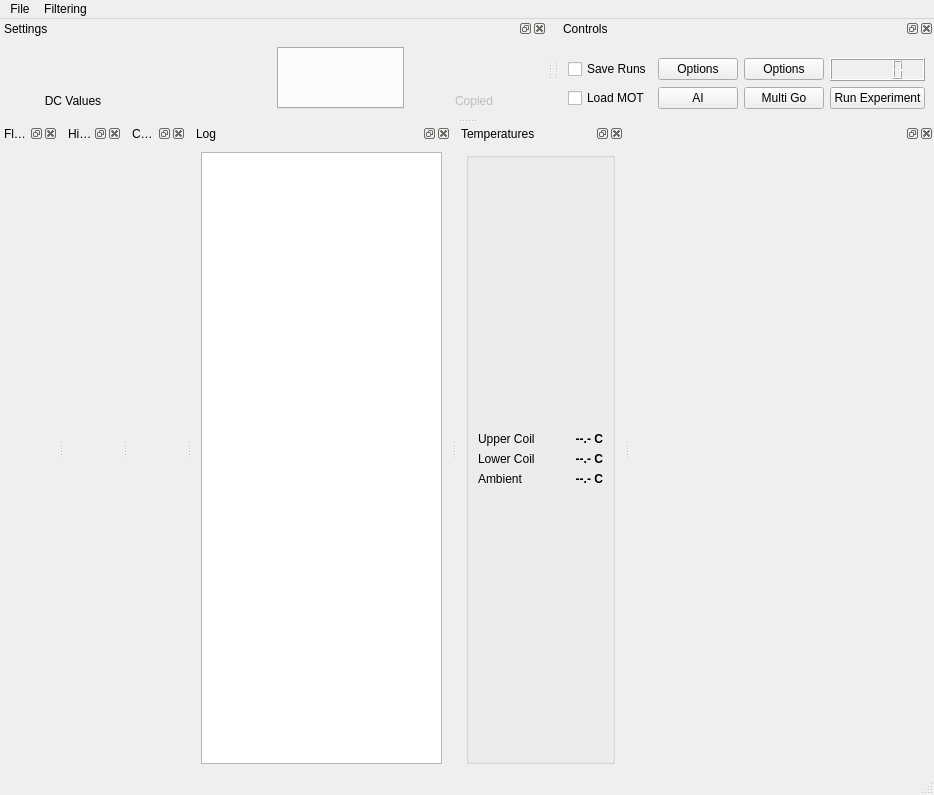
First picture: the form in gui.ui, repository hoogeroo/RbSetup2, before the edit.
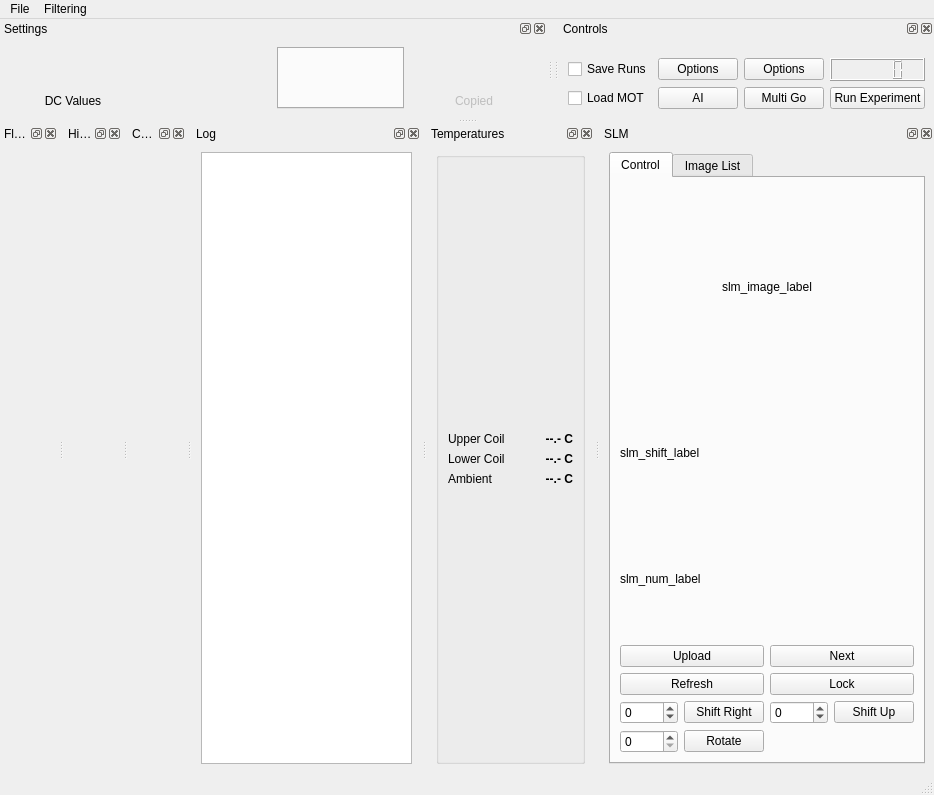
Second picture: the form after the edit. Icons and pictures are not drawn.

Commit message: Implemented SLm gui into our gui

What changed in the file:
```diff
--- a/gui.ui
+++ b/gui.ui
@@ -499,26 +499,178 @@
    </widget>
   </widget>
   <widget class="QDockWidget" name="SLM_Control">
+   <property name="windowTitle">
+    <string>SLM</string>
+   </property>
    <attribute name="dockWidgetArea">
     <number>8</number>
    </attribute>
    <widget class="QWidget" name="SLM_widget">
-    <layout class="QHBoxLayout" name="horizontalLayout_6">
-     <item>
-      <layout class="QHBoxLayout" name="SLM_form"/>
-     </item>
-     <item>
-      <spacer name="horizontalSpacer_6">
-       <property name="orientation">
-        <enum>Qt::Orientation::Horizontal</enum>
+    <layout class="QGridLayout" name="gridLayout_4">
+     <item row="0" column="0">
+      <widget class="QTabWidget" name="tabWidget">
+       <property name="currentIndex">
+        <number>0</number>
        </property>
-       <property name="sizeHint" stdset="0">
-        <size>
-         <width>304</width>
-         <height>568</height>
-        </size>
-       </property>
-      </spacer>
+       <widget class="QWidget" name="control">
+        <attribute name="title">
+         <string>Control</string>
+        </attribute>
+        <layout class="QGridLayout" name="gridLayout_5">
+         <item row="8" column="2">
+          <widget class="QSpinBox" name="slm_pixel_up_spin">
+           <property name="minimum">
+            <number>-1000</number>
+           </property>
+           <property name="maximum">
+            <number>1000</number>
+           </property>
+          </widget>
+         </item>
+         <item row="3" column="0" colspan="2">
+          <widget class="QPushButton" name="slm_upload_btn">
+           <property name="text">
+            <string>Upload</string>
+           </property>
+          </widget>
+         </item>
+         <item row="8" column="1">
+          <widget class="QPushButton" name="slm_shift_right_btn">
+           <property name="text">
+            <string>Shift Right</string>
+           </property>
+          </widget>
+         </item>
+         <item row="4" column="2" colspan="2">
+          <widget class="QPushButton" name="slm_lock_btn">
+           <property name="text">
+            <string>Lock</string>
+           </property>
+          </widget>
+         </item>
+         <item row="9" column="0">
+          <widget class="QSpinBox" name="slm_angle_rot_spin">
+           <property name="maximum">
+            <number>359</number>
+           </property>
+           <property name="singleStep">
+            <number>0</number>
+           </property>
+          </widget>
+         </item>
+         <item row="9" column="1">
+          <widget class="QPushButton" name="slm_angle_rot_btn">
+           <property name="text">
+            <string>Rotate</string>
+           </property>
+          </widget>
+         </item>
+         <item row="4" column="0" colspan="2">
+          <widget class="QPushButton" name="slm_refresh_btn">
+           <property name="text">
+            <string>Refresh</string>
+           </property>
+          </widget>
+         </item>
+         <item row="3" column="2" colspan="2">
+          <widget class="QPushButton" name="slm_next_btn">
+           <property name="text">
+            <string>Next</string>
+           </property>
+          </widget>
+         </item>
+         <item row="2" column="0" colspan="4">
+          <widget class="QLabel" name="slm_num_label">
+           <property name="text">
+            <string>slm_num_label</string>
+           </property>
+          </widget>
+         </item>
+         <item row="0" column="0" colspan="4">
+          <widget class="QLabel" name="slm_image_label">
+           <property name="minimumSize">
+            <size>
+             <width>200</width>
+             <height>200</height>
+            </size>
+           </property>
+           <property name="text">
+            <string>slm_image_label</string>
+           </property>
+           <property name="alignment">
+            <set>Qt::AlignmentFlag::AlignCenter</set>
+           </property>
+          </widget>
+         </item>
+         <item row="8" column="3">
+          <widget class="QPushButton" name="slm_shift_up_btn">
+           <property name="text">
+            <string>Shift Up</string>
+           </property>
+          </widget>
+         </item>
+         <item row="8" column="0">
+          <widget class="QSpinBox" name="slm_pixel_right_spin">
+           <property name="minimum">
+            <number>-1000</number>
+           </property>
+           <property name="maximum">
+            <number>1000</number>
+           </property>
+          </widget>
+         </item>
+         <item row="1" column="0" colspan="4">
+          <widget class="QLabel" name="slm_shift_label">
+           <property name="text">
+            <string>slm_shift_label</string>
+           </property>
+          </widget>
+         </item>
+        </layout>
+       </widget>
+       <widget class="QWidget" name="imagelist">
+        <attribute name="title">
+         <string>Image List</string>
+        </attribute>
+        <layout class="QGridLayout" name="gridLayout_6">
+         <item row="1" column="0">
+          <widget class="QPushButton" name="slm_image_up_btn">
+           <property name="text">
+            <string>Move Up</string>
+           </property>
+          </widget>
+         </item>
+         <item row="3" column="0">
+          <widget class="QPushButton" name="slm_image_delete_btn">
+           <property name="text">
+            <string>Delete</string>
+           </property>
+          </widget>
+         </item>
+         <item row="1" column="1">
+          <widget class="QPushButton" name="slm_image_down_btn">
+           <property name="text">
+            <string>Move Down</string>
+           </property>
+          </widget>
+         </item>
+         <item row="0" column="0" colspan="2">
+          <widget class="QListWidget" name="slm_list_widget">
+           <property name="itemAlignment">
+            <set>Qt::AlignmentFlag::AlignBottom|Qt::AlignmentFlag::AlignHCenter</set>
+           </property>
+          </widget>
+         </item>
+         <item row="3" column="1">
+          <widget class="QPushButton" name="slm_image_save_btn">
+           <property name="text">
+            <string>Save</string>
+           </property>
+          </widget>
+         </item>
+        </layout>
+       </widget>
+      </widget>
      </item>
     </layout>
    </widget>
```
The commit also changes 2 other files.
